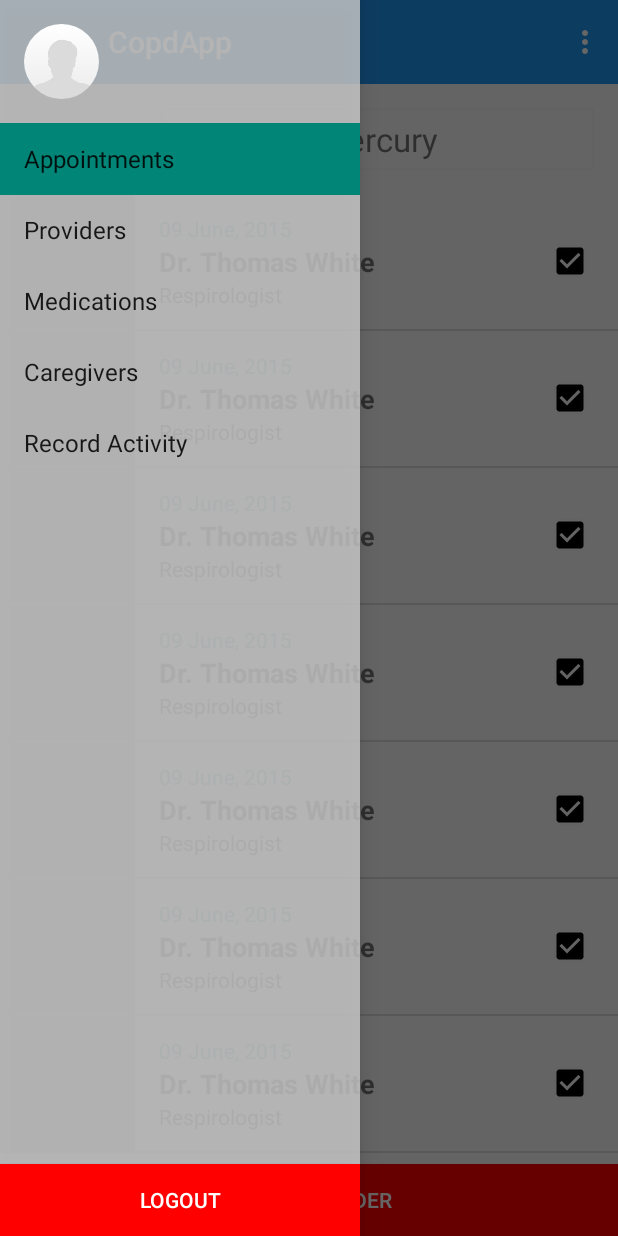
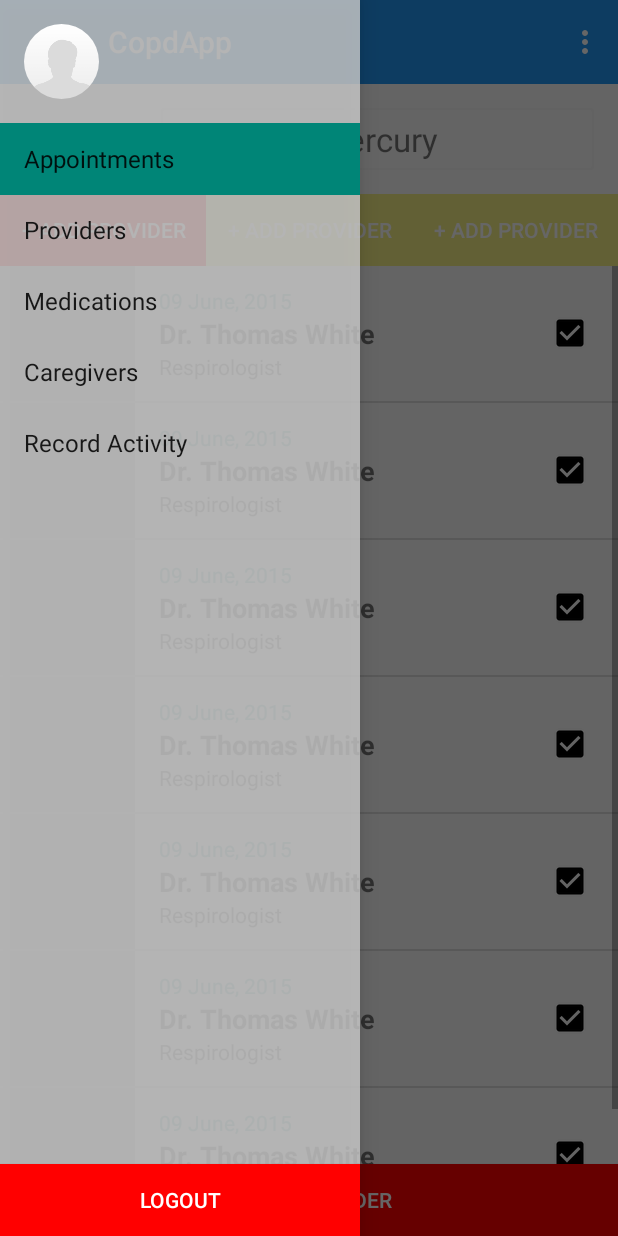
Before and after one commit to andreypetrov/CopdApp, an Android app: the fragment AppointmentsFragment placed in its activity, on a phone screen of 412 x 824 dp. Run offline under Robolectric (Android 15) with nearby library versions, the phone set to English and light mode, and no system bars; our stand-ins replace CircleImageView, Picasso; pictures from the network do not load; 1 statement that could not run was skipped.

Commit message:
Added custom tabs view

```diff
--- a/app/src/main/java/com/petrodevelopment/copdapp/activities/HomeActivity.java
+++ b/app/src/main/java/com/petrodevelopment/copdapp/activities/HomeActivity.java
@@ -51,7 +51,7 @@ public class HomeActivity extends ActionBarActivity
         mTitle = getTitle();
 
 //        Retrofit.initialize();
-        startRecordActivity();
+//        startRecordActivity();
     }
 
     private void initSpinner() {
--- /dev/null
+++ b/app/src/main/java/com/petrodevelopment/copdapp/views/TabsView.java
@@ -0,0 +1,80 @@
+package com.petrodevelopment.copdapp.views;
+
+import android.content.Context;
+import android.util.AttributeSet;
+import android.view.View;
+import android.widget.LinearLayout;
+
+import com.petrodevelopment.copdapp.R;
+import com.petrodevelopment.copdapp.util.U;
+import com.petrodevelopment.copdapp.util.ViewAttrsUtil;
+
+/**
+ * Created by Andrey Petrov on 15-05-14.
+ */
+public class TabsView extends LinearLayout {
+
+    private int mCurrentPosition = 0;
+    private OnTabSelectedListener mOnTabSelectedListener;
+
+    public interface OnTabSelectedListener {
+        void onTabSelected(int position, View view);
+    }
+    public TabsView(Context context, int selectedPosition, OnTabSelectedListener onTabSelectedListener) {
+        super(context);
+        mOnTabSelectedListener = onTabSelectedListener;
+        mCurrentPosition = selectedPosition;
+        initialize(context);
+    }
+
+    public void setOnTabSelectedListener(OnTabSelectedListener onTabSelectedListener) {
+        mOnTabSelectedListener = onTabSelectedListener;
+    }
+
+    public TabsView(Context context, AttributeSet attrs) {
+        super(context, attrs);
+        ViewAttrsUtil viewAttrsUtil = new ViewAttrsUtil(context, attrs, R.styleable.TabsView);
+        mCurrentPosition = viewAttrsUtil.getIntFromXml(R.styleable.TabsView_selected, 0);
+        initialize(context);
+    }
+
+    private void initialize(Context context) {
+        setOrientation(HORIZONTAL);
+    }
+
+    @Override
+    protected void onLayout(boolean changed, int l, int t, int r, int b) {
+        super.onLayout(changed, l, t, r, b);
+        initButtonListeners();
+        select(mCurrentPosition);
+    }
+
+    private void initButtonListeners() {
+        int count = getChildCount();
+        for (int i = 0; i < count; i++) {
+            final int j = i;
+            getChildAt(i).setOnClickListener(new OnClickListener() {
+                @Override
+                public void onClick(View v) {
+                    U.log(this, "item selected");
+                    select(j);
+                }
+            });
+        }
+    }
+
+    /**
+     * Choose item at the given position and notify the listener if there is one
+     * @param newPosition
+     */
+    public void select(int newPosition) {
+        mCurrentPosition = newPosition;
+        U.log(this, "selecting position: " + mCurrentPosition);
+        int count = getChildCount();
+        for (int i = 0; i < count; i++) {
+            if (i == mCurrentPosition) getChildAt(i).setSelected(true);
+            else getChildAt(i).setSelected(false);
+        }
+        if (mOnTabSelectedListener != null) mOnTabSelectedListener.onTabSelected(mCurrentPosition, getChildAt(mCurrentPosition));
+    }
+}
--- /dev/null
+++ b/app/src/main/res/drawable/tab.xml
@@ -0,0 +1,7 @@
+<?xml version="1.0" encoding="utf-8"?>
+<selector xmlns:android="http://schemas.android.com/apk/res/android">
+    <item android:drawable="@drawable/add_button" android:state_selected="true"></item>
+    <item android:drawable="@drawable/add_button" android:state_pressed="true"></item>
+    <item android:drawable="@color/yellow_light"></item>
+
+</selector>
--- a/app/src/main/res/layout/activity_home.xml
+++ b/app/src/main/res/layout/activity_home.xml
@@ -1,4 +1,4 @@
-<!-- A DrawerLayout is intended to be used as the top-level content view using match_parent for both width and height to consume the full space available. -->
+    <!-- A DrawerLayout is intended to be used as the top-level content view using match_parent for both width and height to consume the full space available. -->
 <android.support.v4.widget.DrawerLayout android:id="@+id/drawer_layout"
                                         xmlns:android="http://schemas.android.com/apk/res/android"
                                         xmlns:app="http://schemas.android.com/apk/res-auto"
--- a/app/src/main/res/layout/fragment_appointments.xml
+++ b/app/src/main/res/layout/fragment_appointments.xml
@@ -1,9 +1,44 @@
 <LinearLayout xmlns:android="http://schemas.android.com/apk/res/android"
               xmlns:tools="http://schemas.android.com/tools"
+              xmlns:app="http://schemas.android.com/apk/res-auto"
+
               android:layout_width="match_parent"
               android:layout_height="match_parent"
               android:orientation="vertical"
               tools:context=".ProvidersFragment">
+
+
+    <com.petrodevelopment.copdapp.views.TabsView
+        android:layout_width="match_parent"
+        android:layout_height="wrap_content"
+        app:selected="0"
+        >
+
+        <Button
+            android:layout_width="0dp"
+            android:layout_weight="1"
+            android:layout_height="wrap_content"
+            android:layout_alignParentBottom="true"
+            android:background="@drawable/tab"
+            android:text="@string/add_provider"
+            android:textColor="@color/white"/>
+        <Button
+            android:layout_width="0dp"
+            android:layout_weight="1"
+            android:layout_height="wrap_content"
+            android:layout_alignParentBottom="true"
+            android:background="@drawable/tab"
+            android:text="@string/add_provider"
+            android:textColor="@color/white"/>
+        <Button
+            android:layout_width="0dp"
+            android:layout_weight="1"
+            android:layout_height="wrap_content"
+            android:layout_alignParentBottom="true"
+            android:background="@drawable/tab"
+            android:text="@string/add_provider"
+            android:textColor="@color/white"/>
+    </com.petrodevelopment.copdapp.views.TabsView>
 
     <ListView
         android:id="@+id/list_view"
--- a/app/src/main/res/values/strings.xml
+++ b/app/src/main/res/values/strings.xml
@@ -34,4 +34,8 @@
 
     <string name="sort_by">Sort by:</string>
     <string name="logout">Logout</string>
+
+
+    <!-- Dummy time -->
+    <string name="dummy_time">00.35</string>
 </resources>
```
Also changed, not shown: app/src/main/java/com/petrodevelopment/copdapp/util/ViewAttrsUtil.java (added, +218 -0 lines), app/src/main/res/layout/fragment_record_voice.xml (+32 -9 lines), app/src/main/res/values/attrs.xml (added, +7 -0 lines).
